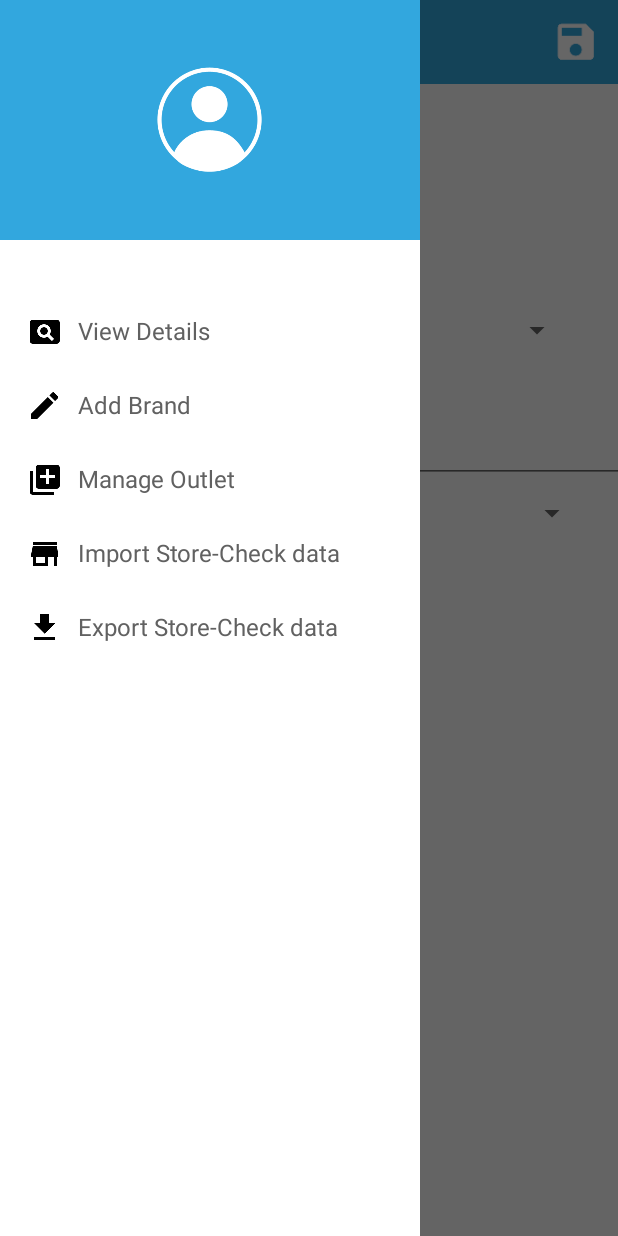
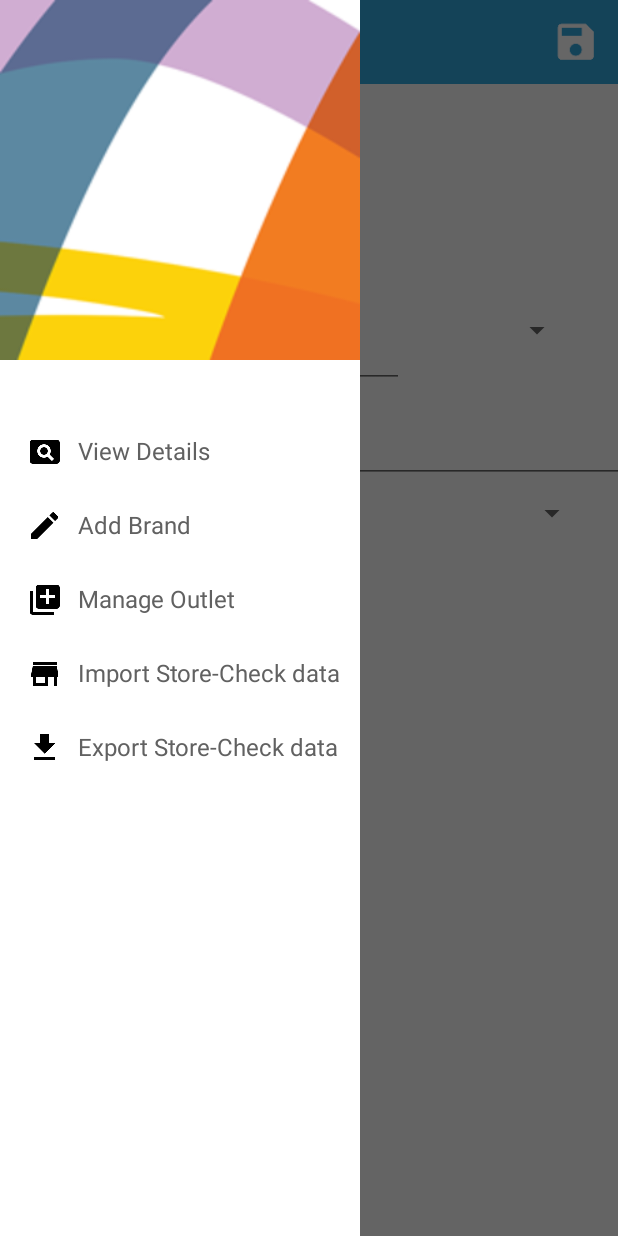
Before and after one commit to sanathkumar1487/StoreCheck, an Android app: the StoreCheckAddProductDetailsActivity screen opened directly, with no data from a screen before it, with the side drawer open, on a phone screen of 412 x 824 dp. Run offline under Robolectric (Android 15) with nearby library versions, the phone set to English and light mode, and no system bars; our stand-ins replace data binding.

Commit message:
Drawer exception

```diff
--- a/app/src/main/java/com/euromonitor/storecheck/app/StoreCheckNavigationFragment.java
+++ b/app/src/main/java/com/euromonitor/storecheck/app/StoreCheckNavigationFragment.java
@@ -67,7 +67,7 @@ public  class StoreCheckNavigationFragment extends Fragment {
 
             setUpRecyclerView();
         } catch (Exception e) {
-            throw e;
+           // throw e;
         }
         return view;
     }
@@ -163,7 +163,7 @@ public  class StoreCheckNavigationFragment extends Fragment {
                 }
             });
         } catch (Exception e) {
-            throw e;
+//            throw e;
         }
     }
 
--- a/app/src/main/res/layout/storecheck_addbrand.xml
+++ b/app/src/main/res/layout/storecheck_addbrand.xml
@@ -126,7 +126,7 @@
         <FrameLayout
             android:id="@+id/navDrawerFrame"
             android:name="com.euromonitor.storecheck.app.StoreCheckNavigationFragment"
-            android:layout_width="280dp"
+            android:layout_width="@dimen/nav_drawer_width"
             android:layout_height="match_parent"
             android:layout_gravity="start"
             app:layout="@layout/storecheck_navigation_drawer"
--- a/app/src/main/res/layout/storecheck_addoutlet.xml
+++ b/app/src/main/res/layout/storecheck_addoutlet.xml
@@ -117,7 +117,7 @@
         <FrameLayout
             android:id="@+id/navDrawerFrame"
             android:name="com.euromonitor.storecheck.app.StoreCheckNavigationFragment"
-            android:layout_width="280dp"
+            android:layout_width="@dimen/nav_drawer_width"
             android:layout_height="match_parent"
             android:layout_gravity="start"
             app:layout="@layout/storecheck_navigation_drawer"
--- a/app/src/main/res/layout/storecheck_details.xml
+++ b/app/src/main/res/layout/storecheck_details.xml
@@ -83,7 +83,7 @@
         <FrameLayout
             android:id="@+id/navDrawerFrame"
             android:name="com.euromonitor.storecheck.app.StoreCheckNavigationFragment"
-            android:layout_width="280dp"
+            android:layout_width="@dimen/nav_drawer_width"
             android:layout_height="match_parent"
             android:layout_gravity="start"
             app:layout="@layout/storecheck_navigation_drawer"
--- a/app/src/main/res/layout/storecheck_export.xml
+++ b/app/src/main/res/layout/storecheck_export.xml
@@ -87,7 +87,7 @@
         <FrameLayout
             android:id="@+id/navDrawerFrame"
             android:name="com.euromonitor.storecheck.app.StoreCheckNavigationFragment"
-            android:layout_width="280dp"
+            android:layout_width="@dimen/nav_drawer_width"
             android:layout_height="match_parent"
             android:layout_gravity="start"
             app:layout="@layout/storecheck_navigation_drawer"
--- a/app/src/main/res/layout/storecheck_import.xml
+++ b/app/src/main/res/layout/storecheck_import.xml
@@ -60,7 +60,7 @@
         <FrameLayout
             android:id="@+id/navDrawerFrame"
             android:name="com.euromonitor.storecheck.app.StoreCheckNavigationFragment"
-            android:layout_width="280dp"
+            android:layout_width="@dimen/nav_drawer_width"
             android:layout_height="match_parent"
             android:layout_gravity="start"
             app:layout="@layout/storecheck_navigation_drawer"
--- a/app/src/main/res/layout/storecheck_navigation_drawer.xml
+++ b/app/src/main/res/layout/storecheck_navigation_drawer.xml
@@ -10,14 +10,15 @@
         <RelativeLayout
             android:id="@+id/nav_header_container"
             android:layout_width="match_parent"
-            android:layout_height="160dp"
-            android:background="@color/colorPrimary">
+            android:layout_height="@dimen/nav_drawer_height"
+            android:background="@color/colorPrimary"
+            >
 
             <ImageView
-                android:layout_width="70dp"
-                android:layout_height="70dp"
+                android:layout_width="match_parent"
+                android:layout_height="match_parent"
                 android:layout_centerInParent="true"
-                android:scaleType="fitCenter"
+                android:scaleType="fitXY"
                 android:src="@drawable/ic_profile"/>
 
         </RelativeLayout>
--- a/app/src/main/res/layout/storecheck_productdetails.xml
+++ b/app/src/main/res/layout/storecheck_productdetails.xml
@@ -212,7 +212,7 @@
         <FrameLayout
             android:id="@+id/navDrawerFrame"
             android:name="com.euromonitor.storecheck.app.StoreCheckNavigationFragment"
-            android:layout_width="280dp"
+            android:layout_width="@dimen/nav_drawer_width"
             android:layout_height="match_parent"
             android:layout_gravity="start"
             app:layout="@layout/storecheck_navigation_drawer"
--- a/app/src/main/res/values/dimens.xml
+++ b/app/src/main/res/values/dimens.xml
@@ -11,7 +11,8 @@
     <dimen name="default_font_size">18sp</dimen>
     <dimen name="default_margin">10dp</dimen>
     <dimen name="margin_left">16dp</dimen>
-    <dimen name="nav_drawer_width">280dp</dimen>
+    <dimen name="nav_drawer_width">240dp</dimen>
+    <dimen name="nav_drawer_height">240dp</dimen>
     <dimen name="drawer_Item">50dp</dimen>
     <dimen name="drawer_item_paddingtop">20dp</dimen>
     <dimen name="minimum_item_width">100sp</dimen>
```
Also changed, not shown: app/src/main/res/drawable/ic_profile.png, app/src/main/res/mipmap-hdpi/ic_launcher.png, app/src/main/res/mipmap-mdpi/ic_launcher.png, app/src/main/res/mipmap-xhdpi/ic_launcher.png, app/src/main/res/mipmap-xxhdpi/ic_launcher.png, app/src/main/res/mipmap-xxxhdpi/ic_launcher.png.
